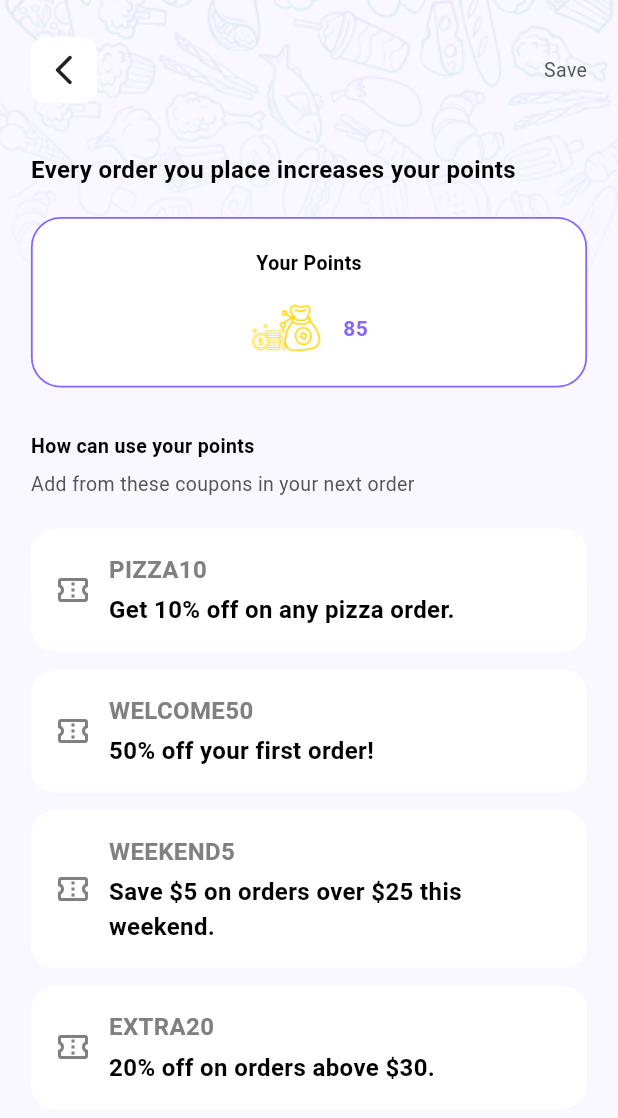
After one commit to nadamansoor/Eat2Beat, a Flutter app: the PointsScreen screen opened directly, on a phone screen of 412 x 824 dp. The commit adds this screen. Shown: the top 1118 px of the screen. Run offline on Flutter 3.47's test engine with Material 3 defaults, Android fonts, the phone set to English and light mode, and no system bars; our stand-ins replace pin_code_fields; missing offline and left inert: flutter_floating_bottom_bar.

Commit message:
add points screen

```diff
--- /dev/null
+++ b/lib/models/coupon_model.dart
@@ -0,0 +1,9 @@
+class CouponModel {
+  final String code;
+  final String description;
+
+  CouponModel({
+    required this.code,
+    required this.description,
+  });
+}
--- /dev/null
+++ b/lib/screens/home/tabs/profile/points_screen.dart
@@ -0,0 +1,143 @@
+import 'package:eat2beat/models/coupon_model.dart';
+import 'package:eat2beat/screens/home/tabs/profile/widgets/Coupon_Item.dart';
+import 'package:eat2beat/utils/app_colors.dart';
+import 'package:eat2beat/utils/app_images.dart';
+import 'package:eat2beat/utils/app_styles.dart';
+import 'package:eat2beat/widgets/circleIcon.dart';
+import 'package:flutter/material.dart';
+
+class PointsScreen extends StatelessWidget {
+  PointsScreen({super.key});
+
+  final List<CouponModel> coupons = [
+    CouponModel(
+      code: "PIZZA10",
+      description: "Get 10% off on any pizza order.",
+    ),
+    CouponModel(
+      code: "WELCOME50",
+      description: "50% off your first order!",
+    ),
+    CouponModel(
+      code: "WEEKEND5",
+      description: "Save \$5 on orders over \$25 this weekend.",
+    ),
+    CouponModel(
+      code: "EXTRA20",
+      description: "20% off on orders above \$30.",
+    ),
+  ];
+
+  @override
+  Widget build(BuildContext context) {
+     final width = MediaQuery.of(context).size.width;
+    final height = MediaQuery.of(context).size.height;
+
+    return SafeArea(
+      child: Scaffold(
+        backgroundColor: AppColors.light,
+        body: Stack(
+          children: [
+            /// Background
+            Positioned.fill(
+              child: Image.asset(
+                AppImages.PatternCart,
+                fit: BoxFit.cover,
+              ),
+            ),
+
+
+
+       SingleChildScrollView(
+        child: Padding(
+        padding:  EdgeInsets.symmetric(horizontal:width * 0.05),
+        child: Column(
+          crossAxisAlignment: CrossAxisAlignment.start,
+          children: [
+            SizedBox(height: height * 0.03),
+
+            Row(
+                      mainAxisAlignment: MainAxisAlignment.spaceBetween,
+                      children: [
+                        circleIcon(
+                          icon: Icons.arrow_back_ios_new_rounded,
+                          onTap: () => Navigator.pop(context),
+                        ),
+                        Text(
+                          "Save",
+                          style: AppStyles.grey13w400,
+                        ),
+                      ],
+                    ),
+
+            SizedBox(height: height * 0.04),
+
+
+            Text(
+              "Every order you place increases your points",
+              style: AppStyles.black16Bold,
+            ),
+
+            const SizedBox(height: 20),
+
+            /// Points Card
+            Container(
+              padding: const EdgeInsets.all(20),
+              decoration: BoxDecoration(
+                color: Colors.white,
+                borderRadius: BorderRadius.circular(20),
+                border: Border.all(color: AppColors.purple, width: 1.2),
+              ),
+              child: Column(
+                children: [
+                  Text("Your Points", style: AppStyles.black13Bold),
+                  const SizedBox(height: 16),
+                  Row(
+                    mainAxisAlignment: MainAxisAlignment.center,
+                    children: [
+                      Image.asset(
+                        AppImages.moneyImg,
+                        width: 50,
+                      ),
+                      const SizedBox(width: 12),
+                      Text(
+                        "85",
+                        style: AppStyles.purple,
+
+                      ),
+                    ],
+                  ),
+                ],
+              ),
+            ),
+
+            const SizedBox(height: 30),
+
+            Text(
+              "How can use your points",
+              style: AppStyles.black13Bold,
+            ),
+            const SizedBox(height: 6),
+            Text(
+              "Add from these coupons in your next order",
+              style: AppStyles.grey13w400,
+            ),
+
+            const SizedBox(height: 20),
+
+            /// Coupons List
+            ...coupons.map((coupon) => Padding(
+                  padding: const EdgeInsets.only(bottom: 12),
+                  child: CouponItem(coupon: coupon),
+                )),
+          ],
+        ),
+        ),
+      ),
+          ],
+
+        ),
+      ),
+    );
+  }
+}
--- a/lib/screens/home/tabs/profile/profile_screen.dart
+++ b/lib/screens/home/tabs/profile/profile_screen.dart
@@ -1,5 +1,6 @@
 import 'package:eat2beat/screens/home/tabs/profile/Account_Screen.dart';
 import 'package:eat2beat/screens/home/tabs/profile/addresses_screen.dart';
+import 'package:eat2beat/screens/home/tabs/profile/points_screen.dart';
 import 'package:eat2beat/screens/home/tabs/profile/settings_screen.dart';
 import 'package:eat2beat/screens/home/tabs/profile/widgets/menu_Item.dart';
 import 'package:eat2beat/screens/home/tabs/profile/widgets/profile_header.dart';
@@ -85,6 +86,14 @@ class ProfileScreen extends StatelessWidget {
                         buildMenuItem(
                           icon: Icons.star_border,
                           title: "My Points",
+                          onTap: () {
+                              Navigator.push(
+                                context,
+                                MaterialPageRoute(
+                                  builder: (_) =>  PointsScreen(),
+                                ),
+                              );
+                            },
                         ),
                         buildMenuItem(
                           icon: Icons.settings_outlined,
--- /dev/null
+++ b/lib/screens/home/tabs/profile/widgets/Coupon_Item.dart
@@ -0,0 +1,44 @@
+import 'package:eat2beat/models/coupon_model.dart';
+import 'package:eat2beat/utils/app_colors.dart';
+import 'package:eat2beat/utils/app_styles.dart';
+import 'package:flutter/material.dart';
+
+class CouponItem extends StatelessWidget {
+  final CouponModel coupon;
+
+  const CouponItem({super.key, required this.coupon});
+
+  @override
+  Widget build(BuildContext context) {
+    return Container(
+      padding: const EdgeInsets.all(16),
+      decoration: BoxDecoration(
+        color: Colors.white,
+        borderRadius: BorderRadius.circular(16),
+      ),
+      child: Row(
+        children: [
+          const Icon(Icons.confirmation_num_outlined,
+              color: AppColors.grey),
+          const SizedBox(width: 12),
+          Expanded(
+            child: Column(
+              crossAxisAlignment: CrossAxisAlignment.start,
+              children: [
+                Text(
+                  coupon.code,
+                  style: AppStyles.grey16Bold,
+                ),
+                const SizedBox(height: 4),
+                Text(
+                  coupon.description,
+                  style: AppStyles.black16Bold,
+                ),
+              ],
+            ),
+          ),
+        ],
+      ),
+    );
+  }
+}
--- a/lib/utils/app_images.dart
+++ b/lib/utils/app_images.dart
@@ -26,6 +26,7 @@ class AppImages {
   static const String PatternCart = "assets/images/PatternCart.png";
   static const String confirm = "assets/images/confirm.png";
   static const String myPhotoNada = "assets/images/myn.png";
+  static const String moneyImg = "assets/images/moneyImg.png";
 
   // offer (banner - food)
   static const burgerBanner = 'assets/imgoffers/banner1.png';
--- a/lib/utils/app_styles.dart
+++ b/lib/utils/app_styles.dart
@@ -110,4 +110,6 @@ class AppStyles {
       fontSize: 14,
       fontWeight: FontWeight.w600
   );
+
+  static var purple32Bold;
 }
```
Also changed, not shown: assets/images/moneyImg.png (added).
